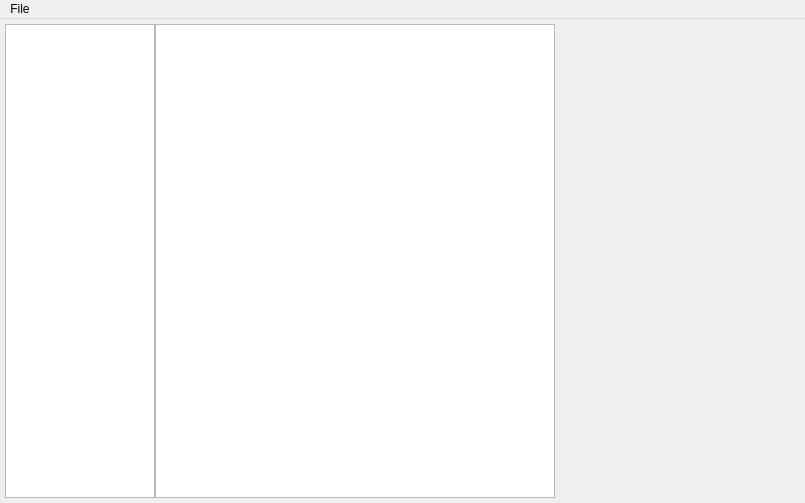
Before: the Qt Designer form forms/mainwindow.ui in juniornascimento/spaceship-control, drawn with Qt 5.
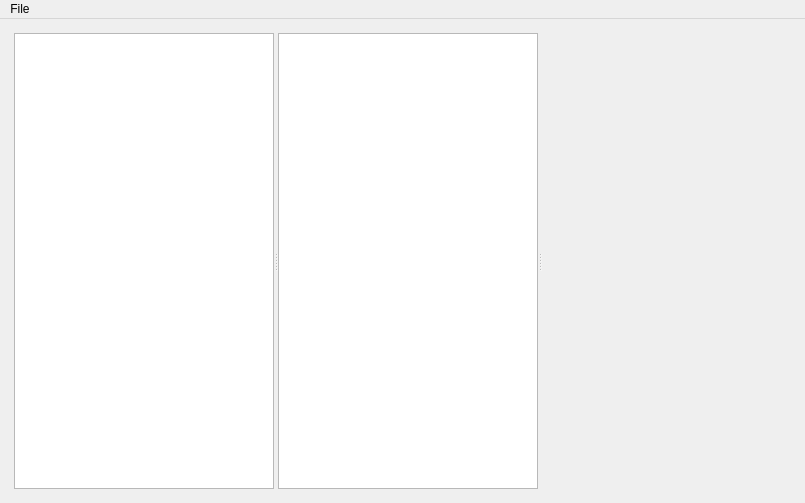
After: the same form once the commit is applied. Custom widgets are drawn as their Qt base class.

Commit message: Replacing layout for splitter inside the main window

Diff of the .ui file:
```diff
--- a/forms/mainwindow.ui
+++ b/forms/mainwindow.ui
@@ -51,51 +51,39 @@
        </size>
       </property>
       <layout class="QHBoxLayout" name="horizontalLayout_2">
-       <property name="spacing">
-        <number>0</number>
-       </property>
-       <property name="sizeConstraint">
-        <enum>QLayout::SetDefaultConstraint</enum>
-       </property>
-       <property name="leftMargin">
-        <number>0</number>
-       </property>
-       <property name="topMargin">
-        <number>0</number>
-       </property>
-       <property name="rightMargin">
-        <number>0</number>
-       </property>
-       <property name="bottomMargin">
-        <number>0</number>
-       </property>
        <item>
-        <widget class="NodeTreeView" name="treeView">
+        <widget class="QSplitter" name="splitter">
          <property name="sizePolicy">
           <sizepolicy hsizetype="Preferred" vsizetype="Preferred">
            <horstretch>0</horstretch>
            <verstretch>0</verstretch>
           </sizepolicy>
          </property>
-        </widget>
-       </item>
-       <item>
+         <property name="orientation">
+          <enum>Qt::Horizontal</enum>
+         </property>
+         <widget class="NodeTreeView" name="treeView">
+          <property name="sizePolicy">
+           <sizepolicy hsizetype="Expanding" vsizetype="Preferred">
+            <horstretch>0</horstretch>
+            <verstretch>0</verstretch>
+           </sizepolicy>
+          </property>
+         </widget>
         <widget class="QGraphicsView" name="view">
          <property name="sizePolicy">
-          <sizepolicy hsizetype="MinimumExpanding" vsizetype="Expanding">
+           <sizepolicy hsizetype="Expanding" vsizetype="Expanding">
            <horstretch>0</horstretch>
            <verstretch>0</verstretch>
           </sizepolicy>
          </property>
          <property name="minimumSize">
           <size>
-           <width>400</width>
+            <width>0</width>
            <height>0</height>
           </size>
          </property>
         </widget>
-       </item>
-       <item>
         <widget class="QWidget" name="deviceInterfaceComponents" native="true">
          <property name="sizePolicy">
           <sizepolicy hsizetype="Fixed" vsizetype="MinimumExpanding">
@@ -109,6 +97,7 @@
            <height>450</height>
           </size>
          </property>
+         </widget>
         </widget>
        </item>
       </layout>
```
Lines whose indentation alone changed are shown as unchanged. The commit also changes 1 other file.
